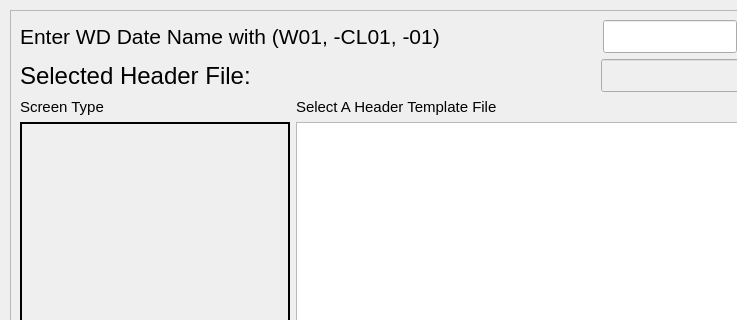
Above: RGui_Data_add.ui from wa26532977/WnDtesting before the change; both pictures show x 0 to 737 and y 0 to 320 of the 883 by 1042 pixel window. Below: the same form after it.
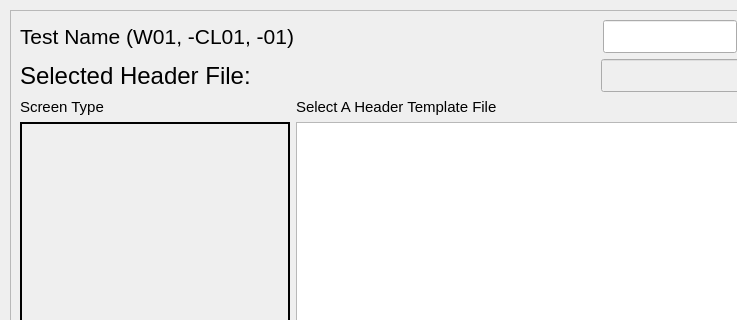
That is the form after the change.

```diff
--- a/RGui_Data_add.ui
+++ b/RGui_Data_add.ui
@@ -51,7 +51,7 @@
          </font>
         </property>
         <property name="text">
-         <string>Enter WD Date Name with (W01, -CL01, -01)</string>
+         <string>Test Name (W01, -CL01, -01)</string>
         </property>
        </widget>
       </item>
```
Left out of the diff: 2 changed lines with no effect on the pictures.
